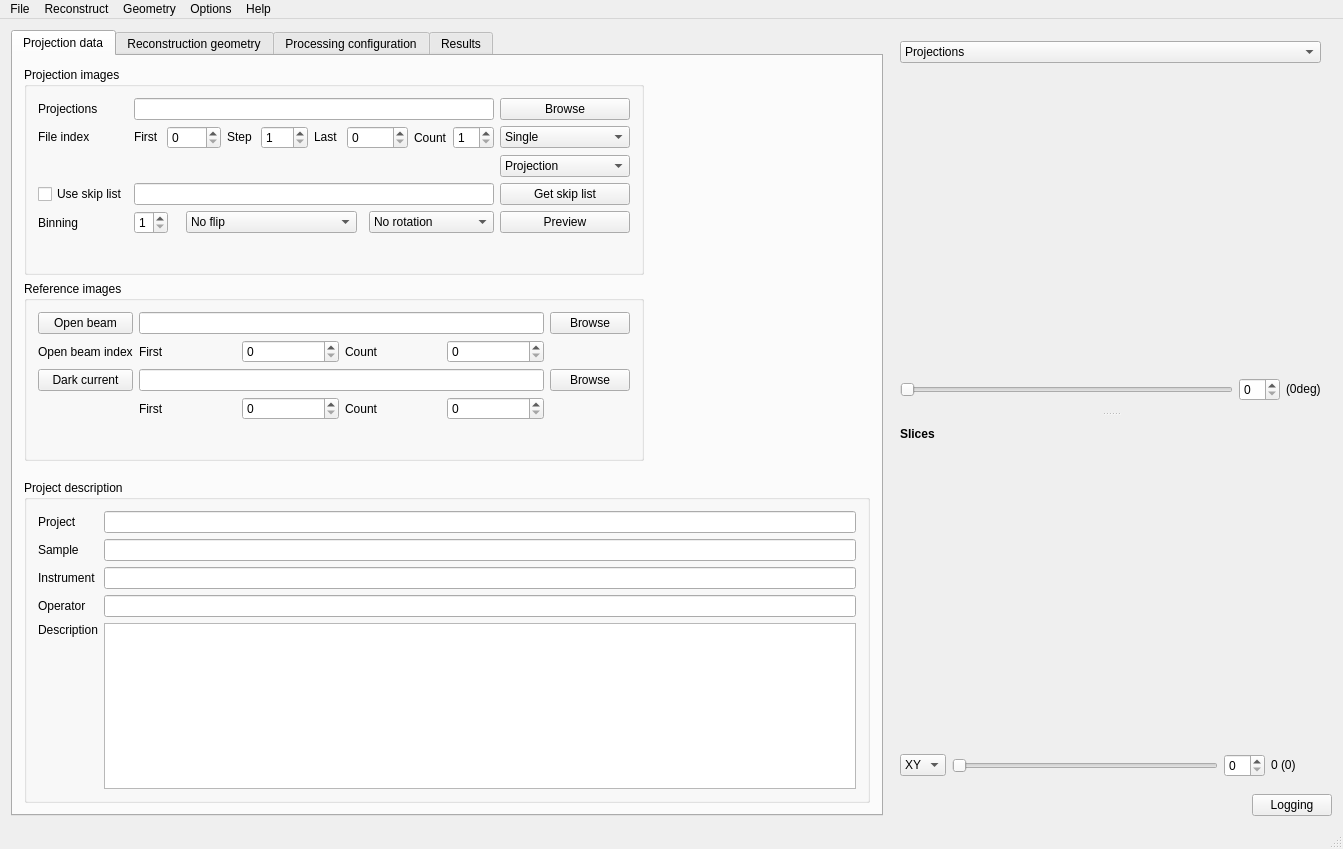
First picture: the form in applications/muhrec/src/muhrecmainwindow.ui, repository neutronimaging/imagingsuite, before the edit.
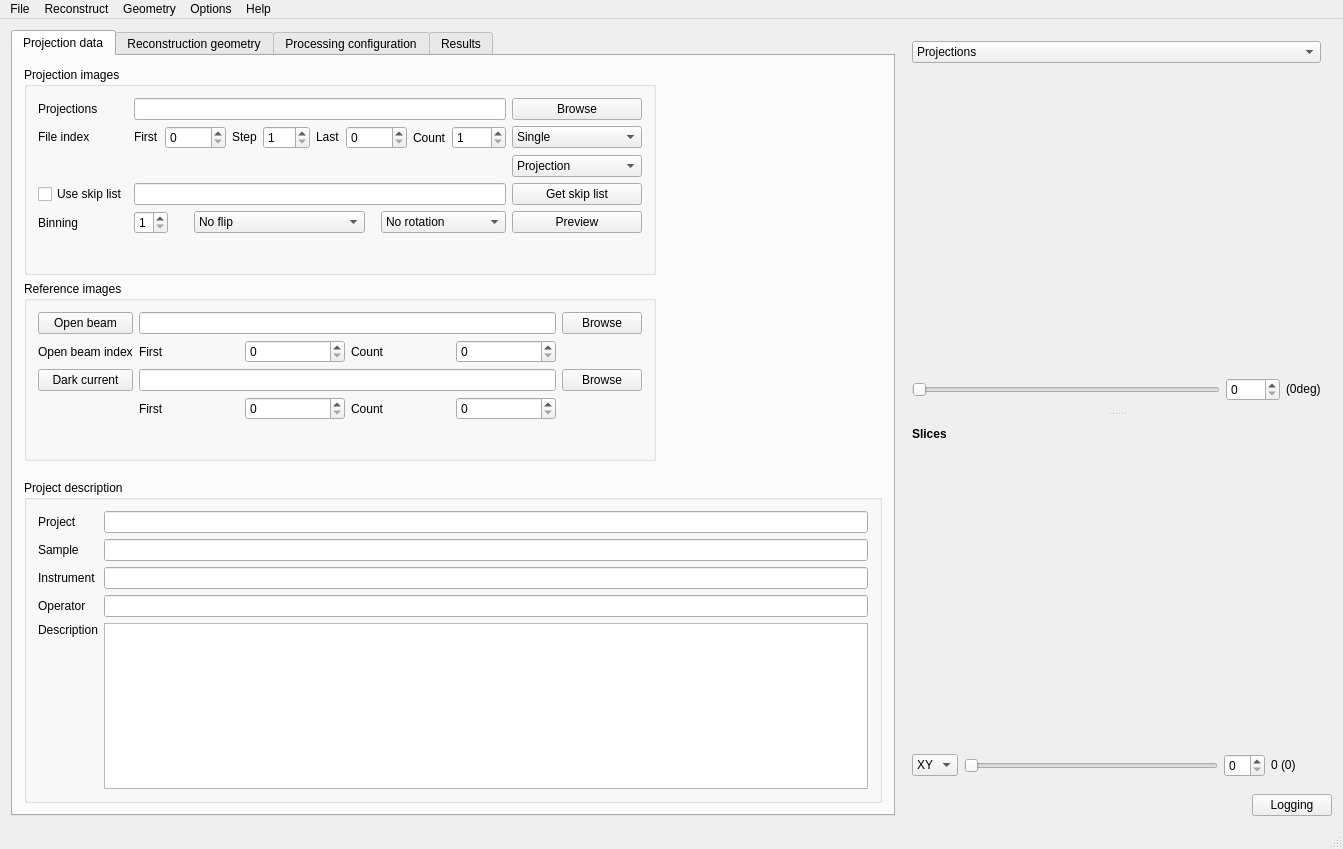
Second picture: the form after the edit. Custom widgets are drawn as their Qt base class.

Commit message: Default range adjustment on projection slider

```diff
--- a/applications/muhrec/src/muhrecmainwindow.ui
+++ b/applications/muhrec/src/muhrecmainwindow.ui
@@ -271,7 +271,7 @@
                     <string notr="true"/>
                    </property>
                    <property name="maximum">
-                    <number>5000</number>
+                    <number>20000</number>
                    </property>
                   </widget>
                  </item>
@@ -344,7 +344,7 @@
                     <string notr="true"/>
                    </property>
                    <property name="maximum">
-                    <number>10000</number>
+                    <number>20000</number>
                    </property>
                   </widget>
                  </item>
@@ -360,6 +360,9 @@
                    <property name="minimum">
                     <number>1</number>
                    </property>
+                   <property name="maximum">
+                    <number>5000</number>
+                   </property>
                   </widget>
                  </item>
                 </layout>
@@ -558,7 +561,7 @@
                     <string notr="true"/>
                    </property>
                    <property name="maximum">
-                    <number>5000</number>
+                    <number>20000</number>
                    </property>
                   </widget>
                  </item>
@@ -656,7 +659,7 @@
                     <string notr="true"/>
                    </property>
                    <property name="maximum">
-                    <number>5000</number>
+                    <number>20000</number>
                    </property>
                   </widget>
                  </item>
@@ -2294,13 +2297,20 @@
               <property name="toolTip">
                <string>Slide to browse through the projections.</string>
               </property>
+              <property name="maximum">
+               <number>20000</number>
+              </property>
               <property name="orientation">
                <enum>Qt::Horizontal</enum>
               </property>
              </widget>
             </item>
             <item>
-             <widget class="QSpinBox" name="spinBoxProjections"/>
+             <widget class="QSpinBox" name="spinBoxProjections">
+              <property name="maximum">
+               <number>9999</number>
+              </property>
+             </widget>
             </item>
             <item>
              <widget class="QLabel" name="label_projindex">
```
